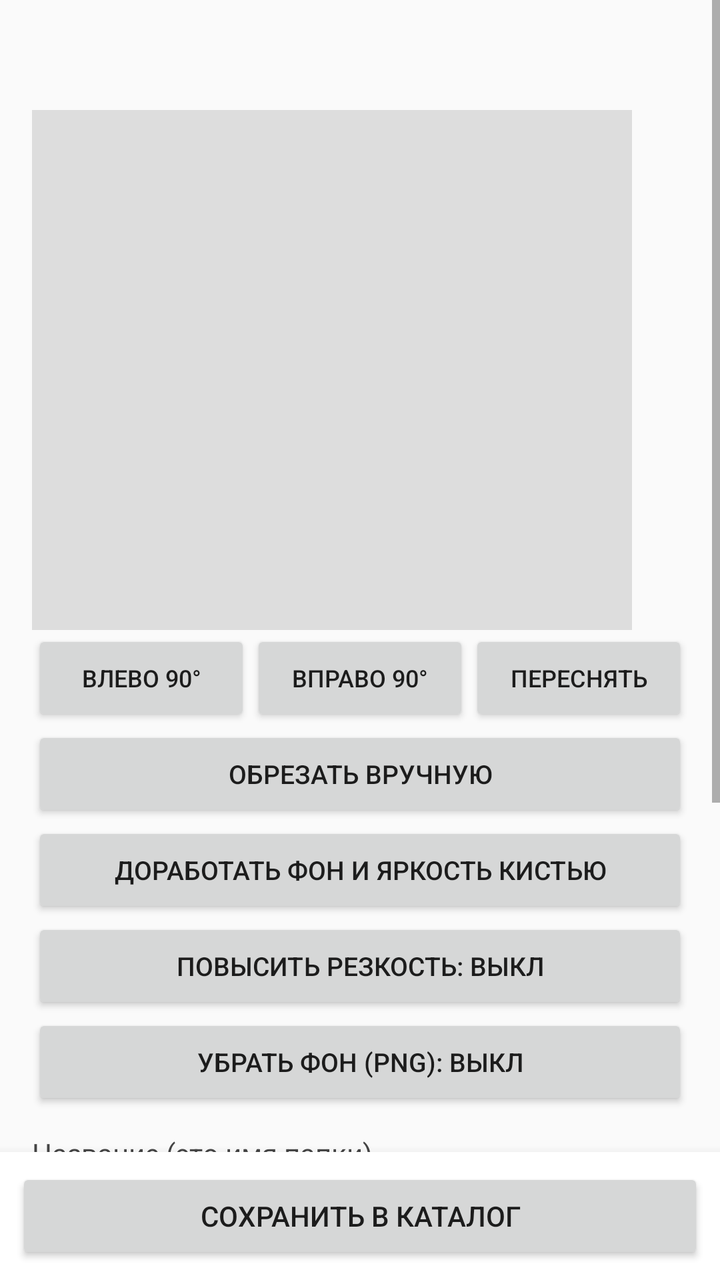
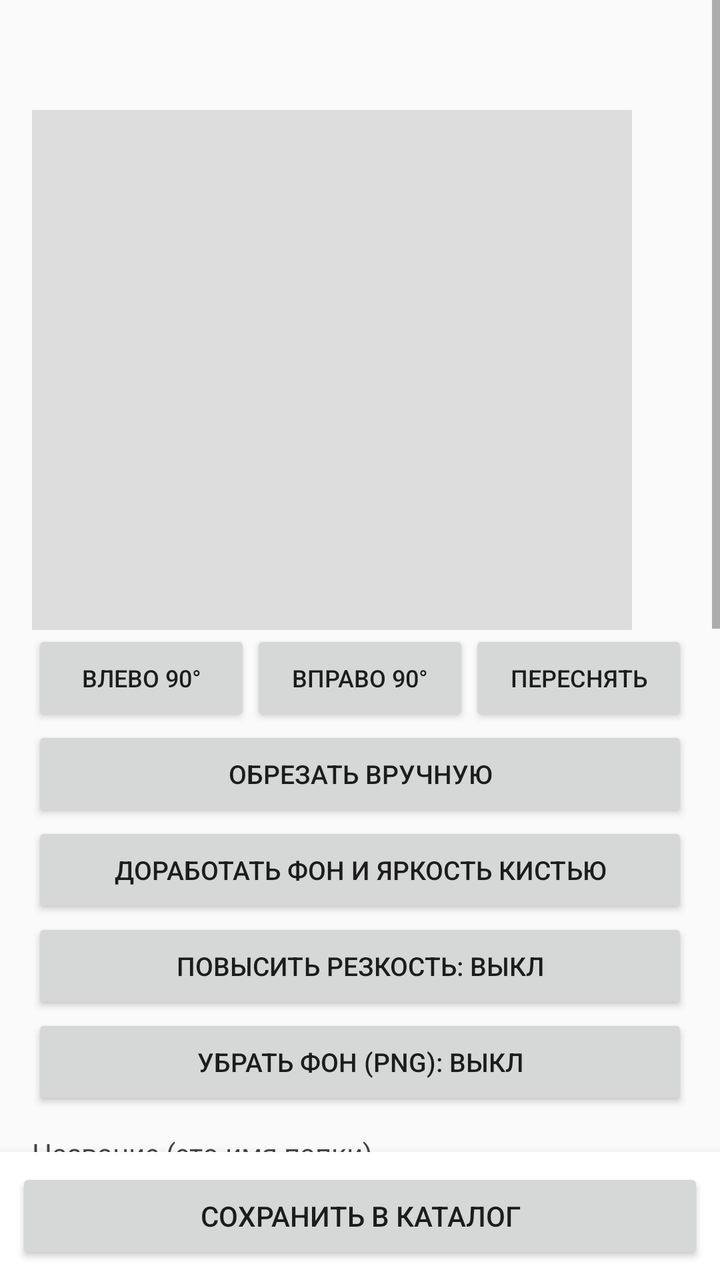

Compare the two renders of this Android layout. The source of the first and the diff that turns it into the second are given below.
<!-- AndroidManifest.xml: application theme AppTheme -->
<!-- res/layout/activity_edit.xml -->
<?xml version="1.0" encoding="utf-8"?>
<LinearLayout xmlns:android="http://schemas.android.com/apk/res/android"
    android:layout_width="match_parent"
    android:layout_height="match_parent"
    android:background="#FAFAFA"
    android:orientation="vertical">

<ScrollView
    android:layout_width="match_parent"
    android:layout_height="0dp"
    android:layout_weight="1">

    <LinearLayout
        android:layout_width="match_parent"
        android:layout_height="wrap_content"
        android:orientation="vertical"
        android:padding="16dp">

        <TextView
            android:id="@+id/title"
            android:layout_width="match_parent"
            android:layout_height="wrap_content"
            android:textColor="#111111"
            android:textSize="20sp"
            android:textStyle="bold" />

        <FrameLayout
            android:layout_width="match_parent"
            android:layout_height="260dp"
            android:layout_marginTop="12dp">

            <HorizontalScrollView
                android:id="@+id/pager"
                android:layout_width="match_parent"
                android:layout_height="match_parent"
                android:overScrollMode="never"
                android:scrollbars="none">

                <LinearLayout
                    android:id="@+id/pagerRow"
                    android:layout_width="wrap_content"
                    android:layout_height="match_parent"
                    android:orientation="horizontal">

                    <ImageView
                        android:id="@+id/photo"
                        android:layout_width="300dp"
                        android:layout_height="match_parent"
                        android:background="#DDDDDD"
                        android:scaleType="fitCenter" />
                </LinearLayout>
            </HorizontalScrollView>

            <TextView
                android:id="@+id/pageHint"
                android:layout_width="wrap_content"
                android:layout_height="wrap_content"
                android:layout_gravity="bottom|end"
                android:layout_margin="8dp"
                android:background="#99000000"
                android:paddingStart="10dp"
                android:paddingTop="4dp"
                android:paddingEnd="10dp"
                android:paddingBottom="4dp"
                android:textColor="#FFFFFF"
                android:textSize="13sp"
                android:visibility="gone" />
        </FrameLayout>

        <Button
            android:id="@+id/btnAddExtra"
            android:layout_width="match_parent"
            android:layout_height="wrap_content"
            android:text="＋ Добавить фото в карточку"
            android:textSize="13sp"
            android:visibility="gone" />

        <TextView
            android:id="@+id/extraNote"
            android:layout_width="match_parent"
            android:layout_height="wrap_content"
            android:paddingTop="4dp"
            android:text="Дополнительные фото можно добавить после сохранения карточки. Кнопки ниже относятся к главному фото."
            android:textColor="#777777"
            android:textSize="12sp"
            android:visibility="gone" />

        <LinearLayout
            android:layout_width="match_parent"
            android:layout_height="wrap_content"
            android:orientation="horizontal">

            <Button
                android:id="@+id/btnRotL"
                android:layout_width="0dp"
                android:layout_height="wrap_content"
                android:layout_weight="1"
                android:text="Влево 90°"
                android:textSize="12sp" />

            <Button
                android:id="@+id/btnRotR"
                android:layout_width="0dp"
                android:layout_height="wrap_content"
                android:layout_weight="1"
                android:text="Вправо 90°"
                android:textSize="12sp" />

            <Button
                android:id="@+id/btnRetake"
                android:layout_width="0dp"
                android:layout_height="wrap_content"
                android:layout_weight="1"
                android:text="Переснять"
                android:textSize="12sp" />
        </LinearLayout>

        <Button
            android:id="@+id/btnCrop"
            android:layout_width="match_parent"
            android:layout_height="wrap_content"
            android:text="Обрезать вручную"
            android:textSize="13sp" />

        <Button
            android:id="@+id/btnEraser"
            android:layout_width="match_parent"
            android:layout_height="wrap_content"
            android:text="Доработать фон и яркость кистью"
            android:textSize="13sp" />

        <Button
            android:id="@+id/btnSharpen"
            android:layout_width="match_parent"
            android:layout_height="wrap_content"
            android:text="Повысить резкость: выкл"
            android:textSize="13sp" />

        <Button
            android:id="@+id/btnCutout"
            android:layout_width="match_parent"
            android:layout_height="wrap_content"
            android:text="Убрать фон (PNG): выкл"
            android:textSize="13sp" />

        <Button
            android:id="@+id/btnRestoreOrig"
            android:layout_width="match_parent"
            android:layout_height="wrap_content"
            android:text="Вернуть оригинал и начать правку заново"
            android:textColor="#C62828"
            android:textSize="13sp"
            android:visibility="gone" />

        <TextView
            android:layout_width="wrap_content"
            android:layout_height="wrap_content"
            android:layout_marginTop="12dp"
            android:text="Название (это имя папки)"
            android:textColor="#444444" />

        <EditText
            android:id="@+id/nameEt"
            android:layout_width="match_parent"
            android:layout_height="wrap_content"
            android:inputType="text"
            android:maxLines="1" />

        <TextView
            android:layout_width="wrap_content"
            android:layout_height="wrap_content"
            android:layout_marginTop="12dp"
            android:text="Аннотация"
            android:textColor="#444444" />

        <EditText
            android:id="@+id/noteEt"
            android:layout_width="match_parent"
            android:layout_height="wrap_content"
            android:gravity="top"
            android:hint="Например: Тут OS для SBC, Debian"
            android:inputType="textMultiLine|textCapSentences"
            android:minLines="4" />

        <Button
            android:id="@+id/btnDelete"
            android:layout_width="match_parent"
            android:layout_height="wrap_content"
            android:text="Удалить"
            android:textColor="#C62828" />
    </LinearLayout>
</ScrollView>

    <LinearLayout
        android:layout_width="match_parent"
        android:layout_height="wrap_content"
        android:background="#FFFFFF"
        android:elevation="8dp"
        android:orientation="vertical"
        android:padding="8dp">

        <TextView
            android:id="@+id/dirtyBanner"
            android:layout_width="match_parent"
            android:layout_height="wrap_content"
            android:background="#FFF3CD"
            android:padding="8dp"
            android:text="Есть несохранённые изменения. Нажми «Сохранить», иначе они пропадут."
            android:textColor="#664D03"
            android:textSize="13sp"
            android:visibility="gone" />

        <Button
            android:id="@+id/btnSave"
            android:layout_width="match_parent"
            android:layout_height="wrap_content"
            android:text="Сохранить в каталог" />
    </LinearLayout>
</LinearLayout>
<!-- resources referenced by this layout -->
<resources>
  <style name="AppTheme" parent="Theme.AppCompat.Light.NoActionBar">
          <item name="colorPrimary">#1565C0</item>
          <item name="colorPrimaryDark">#0D47A1</item>
          <item name="colorAccent">#1565C0</item>
          <item name="android:statusBarColor">#0D47A1</item>
      </style>
</resources>

<!-- the commit's change to res/layout/activity_edit.xml (unified diff, before → after) -->
@@ -182,6 +182,53 @@
             android:inputType="textMultiLine|textCapSentences"
             android:minLines="4" />
 
+        <TextView
+            android:layout_width="wrap_content"
+            android:layout_height="wrap_content"
+            android:layout_marginTop="16dp"
+            android:text="Параметры устройства (USB)"
+            android:textColor="#444444"
+            android:textStyle="bold" />
+
+        <EditText
+            android:id="@+id/vidEt"
+            android:layout_width="match_parent"
+            android:layout_height="wrap_content"
+            android:hint="VID:PID, например 0951:1666"
+            android:inputType="text"
+            android:maxLines="1" />
+
+        <LinearLayout
+            android:layout_width="match_parent"
+            android:layout_height="wrap_content"
+            android:orientation="horizontal">
+
+            <Button
+                android:id="@+id/btnOtg"
+                android:layout_width="0dp"
+                android:layout_height="wrap_content"
+                android:layout_weight="1"
+                android:text="Считать по OTG"
+                android:textSize="13sp" />
+
+            <Button
+                android:id="@+id/btnFindOnline"
+                android:layout_width="0dp"
+                android:layout_height="wrap_content"
+                android:layout_weight="1"
+                android:text="Найти онлайн"
+                android:textSize="13sp" />
+        </LinearLayout>
+
+        <EditText
+            android:id="@+id/devEt"
+            android:layout_width="match_parent"
+            android:layout_height="wrap_content"
+            android:gravity="top"
+            android:hint="Здесь параметры: производитель, модель, тип, ссылки. Можно писать руками, найденное добавляется снизу, ничего не стирается."
+            android:inputType="textMultiLine"
+            android:minLines="3" />
+
         <Button
             android:id="@+id/btnDelete"
             android:layout_width="match_parent"
